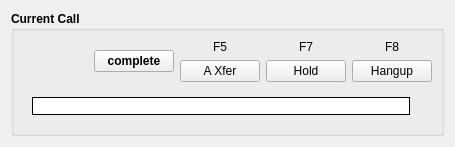
This is xivoclient/src/xlets/switchboard/current_call.ui in wazo-platform/wazo-client-qt as Qt 5 draws it before an edit. The edited form follows.
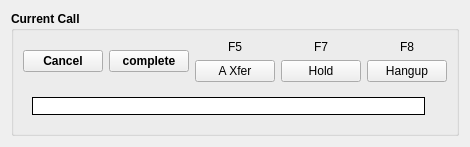
This is the edited form.

Commit message: Add a temporary button to cancel transfers

The edit to the form file:
```diff
--- a/xivoclient/src/xlets/switchboard/current_call.ui
+++ b/xivoclient/src/xlets/switchboard/current_call.ui
@@ -81,6 +81,13 @@
           </property>
          </spacer>
         </item>
+        <item>
+         <widget class="QPushButton" name="btn_cancel">
+          <property name="text">
+           <string>Cancel</string>
+          </property>
+         </widget>
+        </item>
         <item>
          <widget class="QPushButton" name="btn_complete">
           <property name="text">
```
The commit also changes 2 other files.
